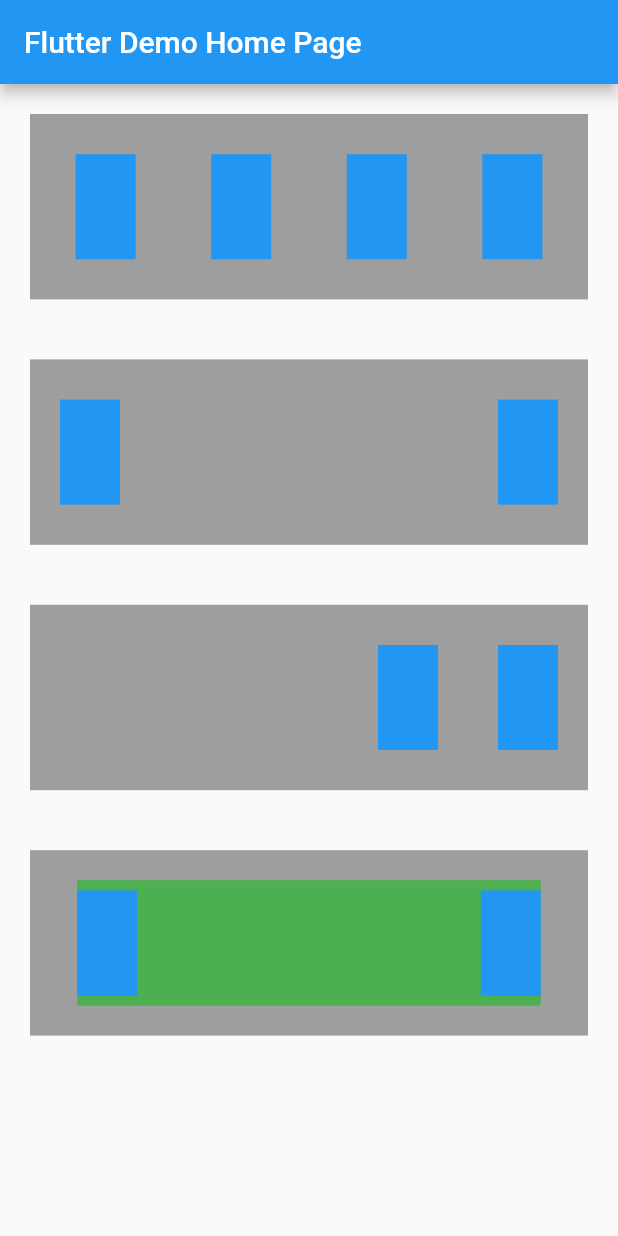
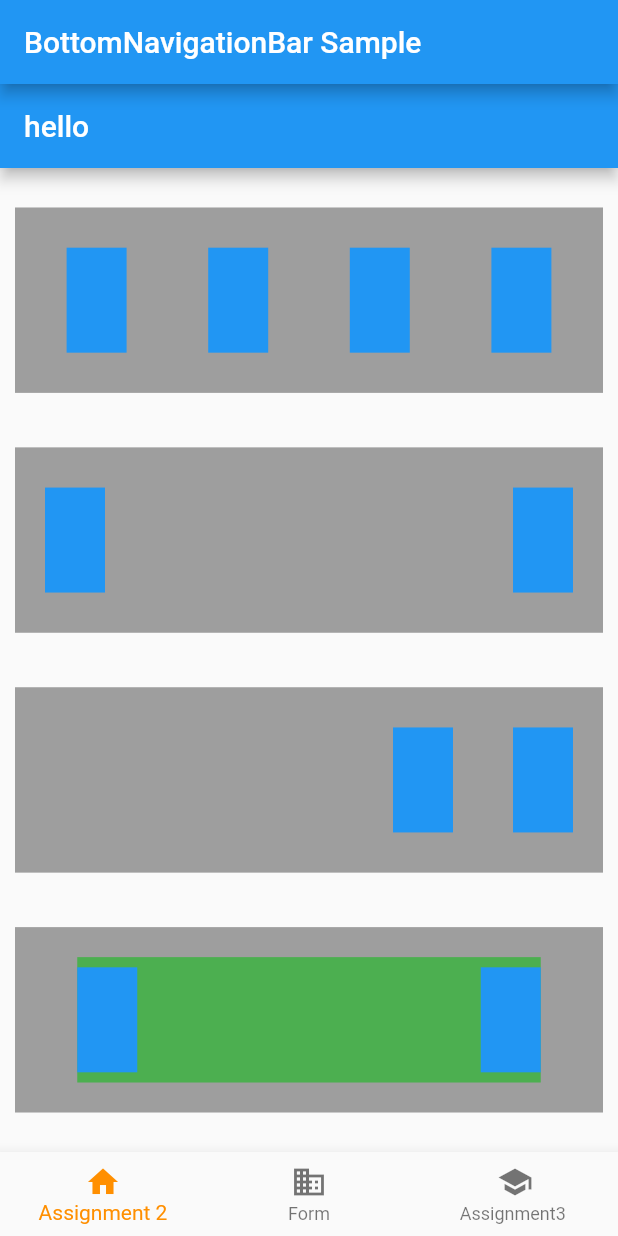
Before and after one commit to Osama33898/FlutterAssignment, a Flutter app: the screen it shows after launch, on a phone screen of 412 x 824 dp. Run offline on Flutter 3.47's test engine with Material 2 defaults, Android fonts, the phone set to English and light mode, and no system bars.

Commit message:
3 assignment

```diff
--- /dev/null
+++ b/lib/HomePage.dart
@@ -0,0 +1,157 @@
+import 'package:flutter/material.dart';
+
+class HomePage extends StatefulWidget {
+  HomePage({Key key, this.title}) : super(key: key);
+
+  // This widget is the home page of your application. It is stateful, meaning
+  // that it has a State object (defined below) that contains fields that affect
+  // how it looks.
+
+  // This class is the configuration for the state. It holds the values (in this
+  // case the title) provided by the parent (in this case the App widget) and
+  // used by the build method of the State. Fields in a Widget subclass are
+  // always marked "final".
+
+  final String title;
+
+  @override
+  _MyHomePageState createState() => _MyHomePageState();
+}
+
+class _MyHomePageState extends State<HomePage> {
+  @override
+  Widget build(BuildContext context) {
+    // This method is rerun every time setState is called, for instance as done
+    // by the _incrementCounter method above.
+    //
+    // The Flutter framework has been optimized to make rerunning build methods
+    // fast, so that you can just rebuild anything that needs updating rather
+    // than having to individually change instances of widgets.
+    return Scaffold(
+        appBar: AppBar(
+          // Here we take the value from the MyHomePage object that was created by
+          // the App.build method, and use it to set our appbar title.
+          title: Text("hello"),
+        ),
+        body: Container(
+          child: Column(
+            mainAxisAlignment: MainAxisAlignment.spaceEvenly,
+            children: <Widget>[
+              Container(
+                margin: const EdgeInsets.all(10.0),
+                height: MediaQuery.of(context).size.height * 0.15,
+                width: MediaQuery.of(context).size.width,
+                color: Colors.grey,
+                child: Row(
+                  mainAxisAlignment: MainAxisAlignment.spaceEvenly,
+                  children: [
+                    Container(
+                      margin: const EdgeInsets.all(20.0),
+                      height: 70,
+                      width: 40,
+                      color: Colors.blue,
+                    ),
+                    Container(
+                      margin: const EdgeInsets.all(20.0),
+                      height: 70,
+                      width: 40,
+                      color: Colors.blue,
+                    ),
+                    Container(
+                      margin: const EdgeInsets.all(20.0),
+                      height: 70,
+                      width: 40,
+                      color: Colors.blue,
+                    ),
+                    Container(
+                      margin: const EdgeInsets.all(20.0),
+                      height: 70,
+                      width: 40,
+                      color: Colors.blue,
+                    )
+                  ],
+                ),
+              ),
+              Container(
+                margin: const EdgeInsets.all(10.0),
+                height: MediaQuery.of(context).size.height * 0.15,
+                width: MediaQuery.of(context).size.width,
+                color: Colors.grey,
+                child: Row(
+                  mainAxisAlignment: MainAxisAlignment.spaceBetween,
+                  children: [
+                    Container(
+                      margin: const EdgeInsets.all(20.0),
+                      height: 70,
+                      width: 40,
+                      color: Colors.blue,
+                    ),
+                    Container(
+                      margin: const EdgeInsets.all(20.0),
+                      height: 70,
+                      width: 40,
+                      color: Colors.blue,
+                    )
+                  ],
+                ),
+              ),
+              Container(
+                margin: const EdgeInsets.all(10.0),
+                height: MediaQuery.of(context).size.height * 0.15,
+                width: MediaQuery.of(context).size.width,
+                color: Colors.grey,
+                child: Row(
+                  mainAxisAlignment: MainAxisAlignment.end,
+                  children: [
+                    Container(
+                      margin: const EdgeInsets.all(20.0),
+                      height: 70,
+                      width: 40,
+                      color: Colors.blue,
+                    ),
+                    Container(
+                      margin: const EdgeInsets.all(20.0),
+                      height: 70,
+                      width: 40,
+                      color: Colors.blue,
+                    )
+                  ],
+                ),
+              ),
+              Container(
+                margin: const EdgeInsets.all(10.0),
+                height: MediaQuery.of(context).size.height * 0.15,
+                width: MediaQuery.of(context).size.width,
+                color: Colors.grey,
+                child: Row(
+                  mainAxisAlignment: MainAxisAlignment.center,
+                  children: [
+                    Container(
+                      margin: const EdgeInsets.all(20.0),
+                      height: MediaQuery.of(context).size.height * 0.15,
+                      width: MediaQuery.of(context).size.width * 0.75,
+                      color: Colors.green,
+                      child: Row(
+                        mainAxisAlignment: MainAxisAlignment.spaceBetween,
+                        children: [
+                          Container(
+                            height: 70,
+                            width: 40,
+                            color: Colors.blue,
+                          ),
+                          Container(
+                            height: 70,
+                            width: 40,
+                            color: Colors.blue,
+                          )
+                        ],
+                      ),
+                    )
+                  ],
+                ),
+              )
+            ],
+          ),
+        ));
+  }
+}
--- a/lib/main.dart
+++ b/lib/main.dart
@@ -1,4 +1,6 @@
 import 'package:flutter/material.dart';
+import 'package:helloworld/Formpage.dart';
+import 'package:helloworld/HomePage.dart';
 
 void main() {
   runApp(MyApp());
@@ -47,7 +49,13 @@ class MyHomePage extends StatefulWidget {
 
 class _MyHomePageState extends State<MyHomePage> {
   int _counter = 0;
-
+  int _selectedIndex = 0;
+  final List<Widget> _widgetOptions = [
+    HomePage(),
+    Formpage(),
+    HomePage(),
+    HomePage(),
+  ];
   void _incrementCounter() {
     setState(() {
       // This call to setState tells the Flutter framework that something has
@@ -59,138 +67,40 @@ class _MyHomePageState extends State<MyHomePage> {
     });
   }
 
+  void _onItemTapped(int index) {
+    setState(() {
+      _selectedIndex = index;
+    });
+  }
+
   @override
   Widget build(BuildContext context) {
-    // This method is rerun every time setState is called, for instance as done
-    // by the _incrementCounter method above.
-    //
-    // The Flutter framework has been optimized to make rerunning build methods
-    // fast, so that you can just rebuild anything that needs updating rather
-    // than having to individually change instances of widgets.
     return Scaffold(
       appBar: AppBar(
-          // Here we take the value from the MyHomePage object that was created by
-          // the App.build method, and use it to set our appbar title.
-          title: Text(widget.title),
+        title: const Text('BottomNavigationBar Sample'),
       ),
-        body: Container(
-          child: Column(
-            children: <Widget>[
-              Container(
-                margin: const EdgeInsets.all(20.0),
-                height: MediaQuery.of(context).size.height * 0.15,
-                width: MediaQuery.of(context).size.width,
-                color: Colors.grey,
-                child: Row(
-                  mainAxisAlignment: MainAxisAlignment.spaceEvenly,
-                  children: [
-                    Container(
-                      margin: const EdgeInsets.all(20.0),
-                      height: 70,
-                      width: 40,
-                      color: Colors.blue,
+      body: Center(
+        child: _widgetOptions.elementAt(_selectedIndex),
       ),
-                    Container(
-                      margin: const EdgeInsets.all(20.0),
-                      height: 70,
-                      width: 40,
-                      color: Colors.blue,
+      bottomNavigationBar: BottomNavigationBar(
+        items: const <BottomNavigationBarItem>[
+          BottomNavigationBarItem(
+            icon: Icon(Icons.home),
+            label: 'Assignment 2',
           ),
-                    Container(
-                      margin: const EdgeInsets.all(20.0),
-                      height: 70,
-                      width: 40,
-                      color: Colors.blue,
+          BottomNavigationBarItem(
+            icon: Icon(Icons.business),
+            label: 'Form',
           ),
-                    Container(
-                      margin: const EdgeInsets.all(20.0),
-                      height: 70,
-                      width: 40,
-                      color: Colors.blue,
-                    )
+          BottomNavigationBarItem(
+            icon: Icon(Icons.school),
+            label: 'Assignment3 ',
+          ),
         ],
+        currentIndex: _selectedIndex,
+        selectedItemColor: Colors.amber[800],
+        onTap: _onItemTapped,
       ),
-              ),
-              Container(
-                margin: const EdgeInsets.all(20.0),
-                height: MediaQuery.of(context).size.height * 0.15,
-                width: MediaQuery.of(context).size.width,
-                color: Colors.grey,
-                child: Row(
-                  mainAxisAlignment: MainAxisAlignment.spaceBetween,
-                  children: [
-                    Container(
-                      margin: const EdgeInsets.all(20.0),
-                      height: 70,
-                      width: 40,
-                      color: Colors.blue,
-                    ),
-                    Container(
-                      margin: const EdgeInsets.all(20.0),
-                      height: 70,
-                      width: 40,
-                      color: Colors.blue,
-                    )
-                  ],
-                ),
-              ),
-              Container(
-                margin: const EdgeInsets.all(20.0),
-                height: MediaQuery.of(context).size.height * 0.15,
-                width: MediaQuery.of(context).size.width,
-                color: Colors.grey,
-                child: Row(
-                  mainAxisAlignment: MainAxisAlignment.end,
-                  children: [
-                    Container(
-                      margin: const EdgeInsets.all(20.0),
-                      height: 70,
-                      width: 40,
-                      color: Colors.blue,
-                    ),
-                    Container(
-                      margin: const EdgeInsets.all(20.0),
-                      height: 70,
-                      width: 40,
-                      color: Colors.blue,
-                    )
-                  ],
-                ),
-              ),
-              Container(
-                margin: const EdgeInsets.all(20.0),
-                height: MediaQuery.of(context).size.height * 0.15,
-                width: MediaQuery.of(context).size.width,
-                color: Colors.grey,
-                child: Row(
-                  mainAxisAlignment: MainAxisAlignment.center,
-                  children: [
-                    Container(
-                      margin: const EdgeInsets.all(20.0),
-                      height: MediaQuery.of(context).size.height * 0.15,
-                      width: MediaQuery.of(context).size.width * 0.75,
-                      color: Colors.green,
-                      child: Row(
-                        mainAxisAlignment: MainAxisAlignment.spaceBetween,
-                        children: [
-                          Container(
-                            height: 70,
-                            width: 40,
-                            color: Colors.blue,
-                          ),
-                          Container(
-                            height: 70,
-                            width: 40,
-                            color: Colors.blue,
-                          )
-                        ],
-                      ),
-                    )
-                  ],
-                ),
-              )
-            ],
-          ),
-        ));
+    );
   }
 }
```
Also changed, not shown: lib/Formpage.dart (added, +188 -0 lines). Lines whose indentation alone changed are shown as unchanged.
